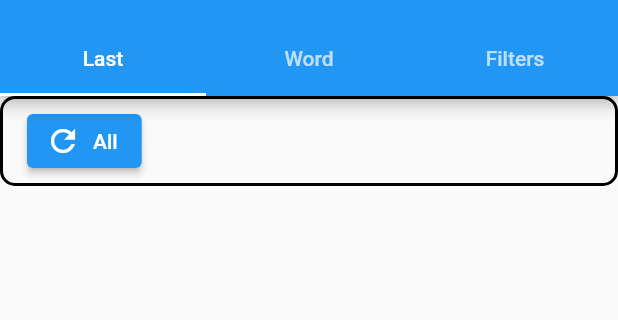
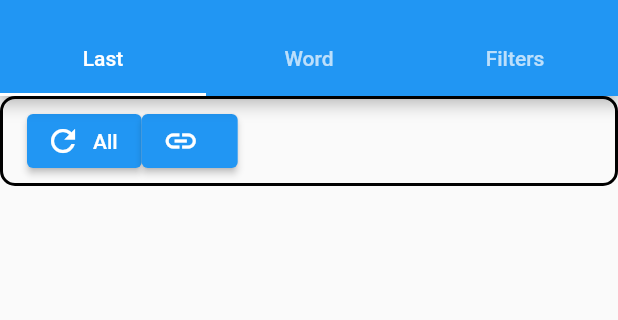
Before and after one commit to JanRegent/QuoteBrowser, a Flutter app: the screen it shows after launch, on a phone screen of 412 x 824 dp, the part 60-380 px from its top. Run offline on Flutter 3.47's test engine with Material 2 defaults, Android fonts, the phone set to English and light mode, and no system bars; our stand-ins replace awesome_snackbar_content, card_swiper, csv, dartx, dio, dropdown_button2 and 5 more; missing offline and left inert: clipboard, grouped_scroll_view, highlight_text, input_dialog, searchable_listview; accounts and stored records are empty; generated files the repository leaves out were written again; network calls fail; statements that could not run were skipped.

Commit message:
AL---last-link-serviceSheet

```diff
--- a/lib/AL/_home/menuhome/1 last.dart
+++ b/lib/AL/_home/menuhome/1 last.dart
@@ -5,6 +5,7 @@ import 'package:get/get.dart';
 
 import '../../../BL/bl.dart';
 import '../../../BL/bluti.dart';
+import '../../alib/alib.dart';
 import '../../filterspages/_selectview.dart';
 import 'common.dart';
 
@@ -39,6 +40,7 @@ class _LastMenuState extends State<LastMenu> {
   @override
   void initState() {
     super.initState();
+    listTiles.add(buttTile());
     for (var sheetGroup in bl.sheetGroups.keys) {
       bl.lastCount[sheetGroup] = '';
       listTiles.add(ListTile(
@@ -56,8 +58,10 @@ class _LastMenuState extends State<LastMenu> {
     }
   }
 
-  List<ListTile> listTiles = [
-    ListTile(
+  List<ListTile> listTiles = [];
+
+  ListTile buttTile() {
+    return ListTile(
       title: Row(
         children: [
           ElevatedButton.icon(
@@ -71,15 +75,17 @@ class _LastMenuState extends State<LastMenu> {
               await searchSheetGroups('${blUti.todayStr()}.');
             },
           ),
-          const Text('')
+          const Text(''),
+          al.linkIconOpenDoc(
+              '1ty2xYUsBC_J5rXMay488NNalTQ3UZXtszGTuKIFevOU', context, ''),
         ],
       ),
       shape: RoundedRectangleBorder(
         side: const BorderSide(width: 2, color: Colors.black),
         borderRadius: BorderRadius.circular(10),
       ),
-    )
-  ];
+    );
+  }
 
   @override
   Widget build(BuildContext context) {
--- a/lib/DL/buildDate.dart
+++ b/lib/DL/buildDate.dart
@@ -1 +1 @@
-String buildDate = ' 2023_11_20__10_51_build_AL---last-circular ';
+String buildDate = ' 2023_11_20__11_03_build_AL---last-link-serviceSheet ';
```
